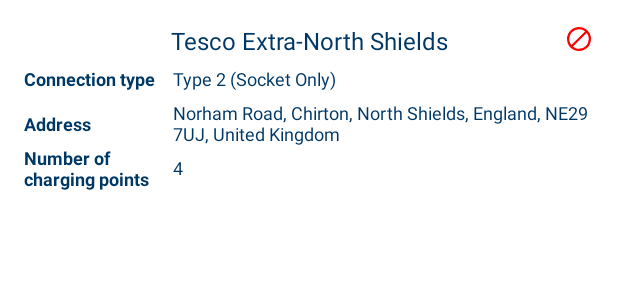
After one commit to leokapanen/CariadTestTask, an Android app: the layout details_view.xml on its own in the app's theme, with its tools: preview values and no code run, on a phone screen of 412 x 824 dp. The commit adds this screen. Shown: the top 300 px of the screen. Run offline under Robolectric (Android 15) with nearby library versions, the phone set to English and light mode, and no system bars.

Commit message:
Filtering FAB and Details View were added.

```diff
--- /dev/null
+++ b/app/src/main/res/drawable/ic_filtering.xml
@@ -0,0 +1,10 @@
+<vector xmlns:android="http://schemas.android.com/apk/res/android"
+    android:width="40dp"
+    android:height="40dp"
+    android:tint="@color/fab_icon"
+    android:viewportWidth="40"
+    android:viewportHeight="40">
+    <path
+        android:fillColor="@color/fab_icon"
+        android:pathData="M23.333,21.667V31.667Q23.333,32.375 22.854,32.854Q22.375,33.333 21.667,33.333H18.333Q17.625,33.333 17.146,32.854Q16.667,32.375 16.667,31.667V21.667L6.792,9.083Q6.208,8.333 6.625,7.5Q7.042,6.667 8,6.667H32Q32.958,6.667 33.375,7.5Q33.792,8.333 33.208,9.083ZM20,21.375 L29.417,9.458H10.583ZM20,21.375Z" />
+</vector>
--- /dev/null
+++ b/app/src/main/res/drawable/ic_inactive.xml
@@ -0,0 +1,10 @@
+<vector xmlns:android="http://schemas.android.com/apk/res/android"
+    android:width="20dp"
+    android:height="20dp"
+    android:viewportWidth="20"
+    android:viewportHeight="20"
+    android:tint="@color/inactive_icon">
+  <path
+      android:fillColor="@color/inactive_icon"
+      android:pathData="M10,18Q8.354,18 6.896,17.375Q5.438,16.75 4.344,15.656Q3.25,14.562 2.625,13.104Q2,11.646 2,10Q2,8.333 2.625,6.885Q3.25,5.438 4.344,4.344Q5.438,3.25 6.896,2.625Q8.354,2 10,2Q11.667,2 13.115,2.625Q14.562,3.25 15.656,4.344Q16.75,5.438 17.375,6.885Q18,8.333 18,10Q18,11.646 17.375,13.104Q16.75,14.562 15.656,15.656Q14.562,16.75 13.115,17.375Q11.667,18 10,18ZM10,16.5Q12.708,16.5 14.604,14.604Q16.5,12.708 16.5,10Q16.5,8.854 16.125,7.833Q15.75,6.812 15.083,5.979L5.979,15.083Q6.812,15.75 7.833,16.125Q8.854,16.5 10,16.5ZM4.917,14.021 L14.021,4.917Q13.188,4.25 12.167,3.875Q11.146,3.5 10,3.5Q7.292,3.5 5.396,5.396Q3.5,7.292 3.5,10Q3.5,11.146 3.875,12.167Q4.25,13.188 4.917,14.021Z"/>
+</vector>
--- /dev/null
+++ b/app/src/main/res/layout/details_view.xml
@@ -0,0 +1,115 @@
+<?xml version="1.0" encoding="utf-8"?>
+<androidx.constraintlayout.widget.ConstraintLayout xmlns:android="http://schemas.android.com/apk/res/android"
+    xmlns:app="http://schemas.android.com/apk/res-auto"
+    xmlns:tools="http://schemas.android.com/tools"
+    android:padding="@dimen/details_card_padding"
+    android:layout_width="match_parent"
+    android:layout_height="wrap_content">
+
+    <androidx.appcompat.widget.AppCompatTextView
+        android:id="@+id/details_title"
+        android:layout_width="0dp"
+        android:layout_height="wrap_content"
+        android:layout_marginStart="@dimen/details_title_horizontal_spacing"
+        android:layout_marginEnd="@dimen/details_title_horizontal_spacing"
+        android:ellipsize="end"
+        android:gravity="center"
+        android:maxLines="2"
+        android:textColor="@color/details_text"
+        android:textSize="@dimen/details_title_text_size"
+        app:layout_constraintEnd_toEndOf="parent"
+        app:layout_constraintStart_toStartOf="parent"
+        app:layout_constraintTop_toTopOf="parent"
+        tools:text="Tesco Extra-North Shields" />
+
+    <androidx.appcompat.widget.AppCompatImageView
+        android:id="@+id/details_inactive_icon"
+        android:layout_width="wrap_content"
+        android:layout_height="wrap_content"
+        android:src="@drawable/ic_inactive"
+        app:layout_constraintEnd_toEndOf="parent"
+        app:layout_constraintTop_toTopOf="parent" />
+
+    <androidx.constraintlayout.widget.Barrier
+        android:id="@+id/details_label_barrier"
+        android:layout_width="wrap_content"
+        android:layout_height="wrap_content"
+        app:barrierDirection="end"
+        app:constraint_referenced_ids="details_connection_types_label,details_connection_types_label,details_charging_points_label" />
+
+    <androidx.appcompat.widget.AppCompatTextView
+        android:id="@+id/details_connection_types_label"
+        style="@style/DetailsItemLabel"
+        android:layout_width="wrap_content"
+        android:layout_height="wrap_content"
+        android:gravity="start"
+        android:singleLine="true"
+        android:text="@string/details_connection_type_label"
+        app:layout_constraintBottom_toBottomOf="@id/details_connection_types_value"
+        app:layout_constraintStart_toStartOf="parent"
+        app:layout_constraintTop_toTopOf="@+id/details_connection_types_value" />
+
+    <androidx.appcompat.widget.AppCompatTextView
+        android:id="@+id/details_connection_types_value"
+        style="@style/DetailsItemValue"
+        android:layout_width="0dp"
+        android:layout_height="wrap_content"
+        android:layout_marginStart="@dimen/details_text_value_horizontal_spacing"
+        android:layout_marginTop="@dimen/details_text_vertical_spacing"
+        android:gravity="start"
+        app:layout_constraintEnd_toEndOf="parent"
+        app:layout_constraintStart_toEndOf="@id/details_label_barrier"
+        app:layout_constraintTop_toBottomOf="@id/details_title"
+        tools:text="Type 2 (Socket Only)" />
+
+    <androidx.appcompat.widget.AppCompatTextView
+        android:id="@+id/details_address_label"
+        style="@style/DetailsItemLabel"
+        android:layout_width="wrap_content"
+        android:layout_height="wrap_content"
+        android:gravity="start"
+        android:singleLine="true"
+        android:text="@string/details_connection_address_label"
+        app:layout_constraintBottom_toBottomOf="@id/details_address_value"
+        app:layout_constraintStart_toStartOf="parent"
+        app:layout_constraintTop_toTopOf="@+id/details_address_value" />
+
+    <androidx.appcompat.widget.AppCompatTextView
+        android:id="@+id/details_address_value"
+        style="@style/DetailsItemValue"
+        android:layout_width="0dp"
+        android:layout_height="wrap_content"
+        android:layout_marginStart="@dimen/details_text_value_horizontal_spacing"
+        android:layout_marginTop="@dimen/details_text_vertical_spacing"
+        android:gravity="start"
+        app:layout_constraintEnd_toEndOf="parent"
+        app:layout_constraintStart_toEndOf="@id/details_label_barrier"
+        app:layout_constraintTop_toBottomOf="@id/details_connection_types_value"
+        tools:text="Norham Road, Chirton, North Shields, England, NE29 7UJ, United Kingdom" />
+
+    <androidx.appcompat.widget.AppCompatTextView
+        android:id="@+id/details_charging_points_label"
+        style="@style/DetailsItemLabel"
+        android:layout_width="wrap_content"
+        android:layout_height="wrap_content"
+        android:gravity="start"
+        android:lines="2"
+        android:text="@string/details_charging_points_label"
+        app:layout_constraintBottom_toBottomOf="@id/details_charging_points_value"
+        app:layout_constraintStart_toStartOf="parent"
+        app:layout_constraintTop_toTopOf="@+id/details_charging_points_value" />
+
+    <androidx.appcompat.widget.AppCompatTextView
+        android:id="@+id/details_charging_points_value"
+        style="@style/DetailsItemValue"
+        android:layout_width="0dp"
+        android:layout_height="wrap_content"
+        android:layout_marginStart="@dimen/details_text_value_horizontal_spacing"
+        android:layout_marginTop="@dimen/details_text_vertical_spacing"
+        android:gravity="start"
+        app:layout_constraintEnd_toEndOf="parent"
+        app:layout_constraintStart_toEndOf="@id/details_label_barrier"
+        app:layout_constraintTop_toBottomOf="@id/details_address_value"
+        tools:text="4" />
+
+</androidx.constraintlayout.widget.ConstraintLayout>
--- a/app/src/main/res/layout/fragment_map.xml
+++ b/app/src/main/res/layout/fragment_map.xml
@@ -1,6 +1,37 @@
 <?xml version="1.0" encoding="utf-8"?>
 <androidx.constraintlayout.widget.ConstraintLayout xmlns:android="http://schemas.android.com/apk/res/android"
+    xmlns:app="http://schemas.android.com/apk/res-auto"
     android:layout_width="match_parent"
     android:layout_height="match_parent">
 
+    <com.google.android.material.floatingactionbutton.FloatingActionButton
+        android:id="@+id/fab_filter_button"
+        android:layout_width="wrap_content"
+        android:layout_height="wrap_content"
+        android:layout_gravity="bottom|end"
+        android:layout_margin="@dimen/fab_spacing"
+        android:contentDescription="@string/fab_filtering_content_description"
+        android:src="@drawable/ic_filtering"
+        app:backgroundTint="@color/white"
+        app:fabSize="normal"
+        app:layout_constraintBottom_toBottomOf="parent"
+        app:layout_constraintEnd_toEndOf="parent" />
+
+    <androidx.cardview.widget.CardView
+        android:id="@+id/details_card"
+        android:layout_width="0dp"
+        android:layout_height="wrap_content"
+        app:cardCornerRadius="@dimen/details_card_corner_radius"
+        android:layout_marginStart="@dimen/details_card_horizontal_margin"
+        android:layout_marginEnd="@dimen/details_card_horizontal_margin"
+        app:layout_constraintBottom_toBottomOf="@+id/fab_filter_button"
+        app:layout_constraintEnd_toStartOf="@+id/fab_filter_button"
+        app:layout_constraintStart_toStartOf="parent">
+
+        <include
+            android:id="@+id/details_view"
+            layout="@layout/details_view" />
+
+    </androidx.cardview.widget.CardView>
+
 </androidx.constraintlayout.widget.ConstraintLayout>
--- a/app/src/main/res/values/colors.xml
+++ b/app/src/main/res/values/colors.xml
@@ -7,4 +7,9 @@
     <color name="teal_700">#FF018786</color>
     <color name="black">#FF000000</color>
     <color name="white">#FFFFFFFF</color>
+
+    <color name="fab_icon">#FF003865</color>
+
+    <color name="details_text">#FF003865</color>
+    <color name="inactive_icon">#FF0000</color>
 </resources>
--- /dev/null
+++ b/app/src/main/res/values/dimen.xml
@@ -0,0 +1,14 @@
+<?xml version="1.0" encoding="utf-8"?>
+<resources>
+    <dimen name="fab_spacing">16dp</dimen>
+
+    <dimen name="details_title_horizontal_spacing">25dp</dimen>
+    <dimen name="details_title_text_size">16sp</dimen>
+    <dimen name="details_text_text_size">12sp</dimen>
+    <dimen name="details_points_text_size">14sp</dimen>
+    <dimen name="details_text_vertical_spacing">6dp</dimen>
+    <dimen name="details_text_value_horizontal_spacing">12dp</dimen>
+    <dimen name="details_card_padding">16dp</dimen>
+    <dimen name="details_card_horizontal_margin">16dp</dimen>
+    <dimen name="details_card_corner_radius">10dp</dimen>
+</resources>
--- a/app/src/main/res/values/strings.xml
+++ b/app/src/main/res/values/strings.xml
@@ -2,4 +2,11 @@
     <string name="app_name">CariadTestTask</string>
     <string name="title_map">Map</string>
     <string name="title_filtering">Filtering</string>
+
+    <string name="fab_filtering_content_description">Filtering button</string>
+
+    <string name="details_connection_type_label">Connection type</string>
+    <string name="details_connection_address_label">Address</string>
+    <string name="details_charging_points_label">Number of\ncharging points</string>
+    <string name="details_item_unknown">-</string>
 </resources>
--- /dev/null
+++ b/app/src/main/res/values/styles.xml
@@ -0,0 +1,19 @@
+<?xml version="1.0" encoding="utf-8"?>
+<resources>
+
+    <style name="DetailsText">
+        <item name="android:textSize">@dimen/details_text_text_size</item>
+        <item name="android:textColor">@color/details_text</item>
+        <item name="android:maxLines">4</item>
+        <item name="android:ellipsize">end</item>
+    </style>
+
+    <style name="DetailsItemLabel" parent="DetailsText">
+        <item name="android:lines">1</item>
+        <item name="android:textStyle">bold</item>
+    </style>
+
+    <style name="DetailsItemValue" parent="DetailsText">
+        <item name="android:textStyle">normal</item>
+    </style>
+</resources>
```
Also changed, not shown: app/src/main/res/navigation/mobile_navigation.xml (line endings or trailing spaces).
